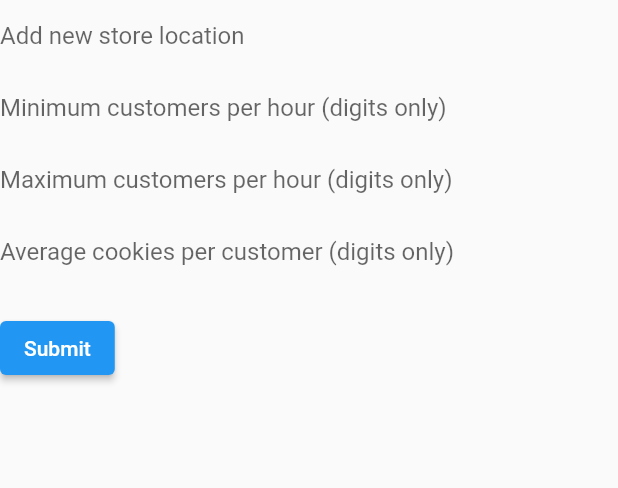
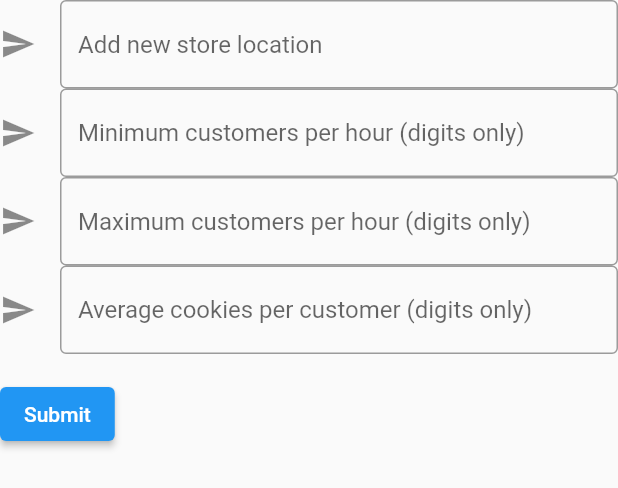
Before and after one commit to stacyburris/flutter-cookies, a Flutter app: the MyCustomForm widget shown alone on an empty page, opened directly, on a phone screen of 412 x 824 dp. Shown: the top 488 px of the screen. Run offline on Flutter 3.47's test engine with Material 2 defaults, Android fonts, the light colour scheme and no system bars.

Commit message:
capture form data and format input boxes

```diff
--- a/my_app/lib/main.dart
+++ b/my_app/lib/main.dart
@@ -1,6 +1,8 @@
 import 'package:flutter/material.dart';
 import 'package:flutter/semantics.dart';
 import 'package:flutter/services.dart';
+import 'package:flutter/foundation.dart';
+import 'dart:developer';
 
 void main() {
   runApp(MaterialApp(initialRoute: '/', routes: {
@@ -157,10 +159,14 @@ class MyCustomFormState extends State<MyCustomForm> {
       child: Column(
         crossAxisAlignment: CrossAxisAlignment.start,
         children: <Widget>[
-          TextFormField(
+          Container(
+            width: 500.0,
+            child: TextFormField(
               controller: cityController,
               decoration: InputDecoration(
-                border: InputBorder.none, hintText: 'Add new store location'),
+                  icon: Icon(Icons.send),
+                  border: const OutlineInputBorder(),
+                  hintText: 'Add new store location'),
               validator: (value) {
                 if (value.isEmpty) {
                   return 'Please enter some text';
@@ -168,14 +174,18 @@ class MyCustomFormState extends State<MyCustomForm> {
                 return null;
               },
             ),
-          TextFormField(
+          ),
+          Container(
+            width: 500.0,
+            child: TextFormField(
               controller: minCustomersController,
               keyboardType: TextInputType.number,
               inputFormatters: <TextInputFormatter>[
                 FilteringTextInputFormatter.digitsOnly
               ],
               decoration: InputDecoration(
-                border: InputBorder.none,
+                  icon: Icon(Icons.send),
+                  border: const OutlineInputBorder(),
                   hintText: 'Minimum customers per hour (digits only)'),
               validator: (value) {
                 if (value.isEmpty) {
@@ -184,14 +194,18 @@ class MyCustomFormState extends State<MyCustomForm> {
                 return null;
               },
             ),
-          TextFormField(
+          ),
+          Container(
+            width: 500.0,
+            child: TextFormField(
               controller: maxCustomersController,
               keyboardType: TextInputType.number,
               inputFormatters: <TextInputFormatter>[
                 FilteringTextInputFormatter.digitsOnly
               ],
               decoration: InputDecoration(
-                border: InputBorder.none,
+                  icon: Icon(Icons.send),
+                  border: const OutlineInputBorder(),
                   hintText: 'Maximum customers per hour (digits only)'),
               validator: (value) {
                 if (value.isEmpty) {
@@ -200,14 +214,18 @@ class MyCustomFormState extends State<MyCustomForm> {
                 return null;
               },
             ),
-          TextFormField(
+          ),
+          Container(
+            width: 500.0,
+            child: TextFormField(
               controller: averageCookiesController,
               keyboardType: TextInputType.number,
               inputFormatters: <TextInputFormatter>[
                 FilteringTextInputFormatter.digitsOnly
               ],
               decoration: InputDecoration(
-                border: InputBorder.none,
+                  icon: Icon(Icons.send),
+                  border: const OutlineInputBorder(),
                   hintText: 'Average cookies per customer (digits only)'),
               validator: (value) {
                 if (value.isEmpty) {
@@ -215,6 +233,7 @@ class MyCustomFormState extends State<MyCustomForm> {
                 }
                 return null;
               },
+            ),
           ),
           Padding(
             padding: const EdgeInsets.symmetric(vertical: 16.0),
```
Lines whose indentation alone changed are shown as unchanged.
